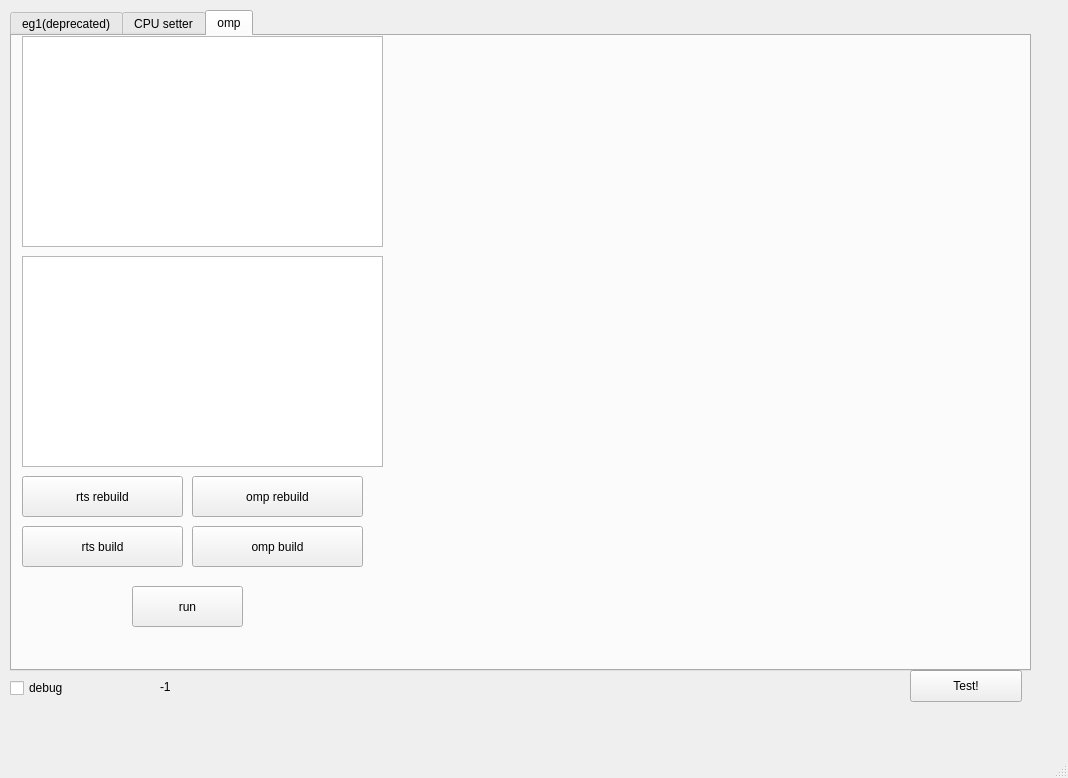
Above: pypopt/gui/rtp.ui from rubis-lab/popt-dev before the change. Below: the same form after it.
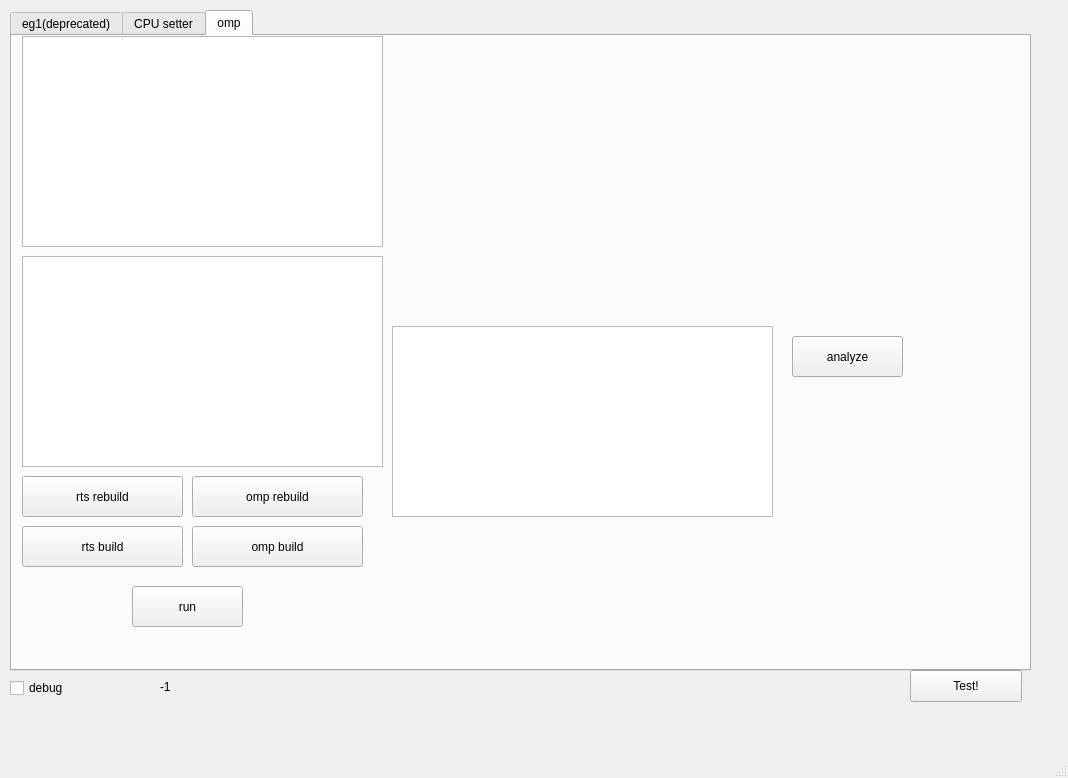
That is the form after the change.

Commit message: #CU-45np4k[complete] calculate synching overhead of omp dynamic

What changed in the file:
```diff
--- a/pypopt/gui/rtp.ui
+++ b/pypopt/gui/rtp.ui
@@ -279,6 +279,29 @@
        <string>rts build</string>
       </property>
      </widget>
+     <widget class="QPushButton" name="btn_omp_analyze">
+      <property name="geometry">
+       <rect>
+        <x>780</x>
+        <y>300</y>
+        <width>111</width>
+        <height>41</height>
+       </rect>
+      </property>
+      <property name="text">
+       <string>analyze</string>
+      </property>
+     </widget>
+     <widget class="QTreeView" name="treeview_omp_log_file">
+      <property name="geometry">
+       <rect>
+        <x>380</x>
+        <y>290</y>
+        <width>381</width>
+        <height>191</height>
+       </rect>
+      </property>
+     </widget>
     </widget>
    </widget>
    <widget class="QLabel" name="label_tid">
```
The commit also changes 2 other files.
